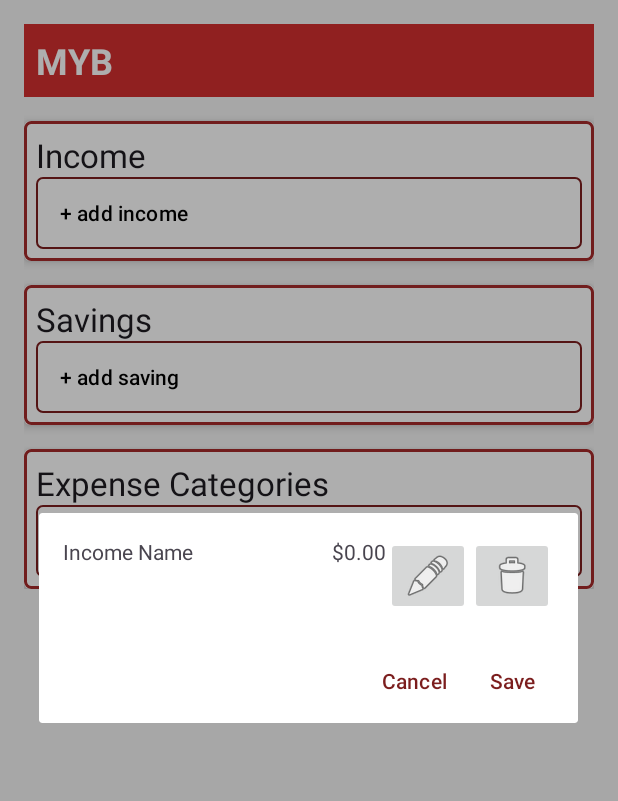
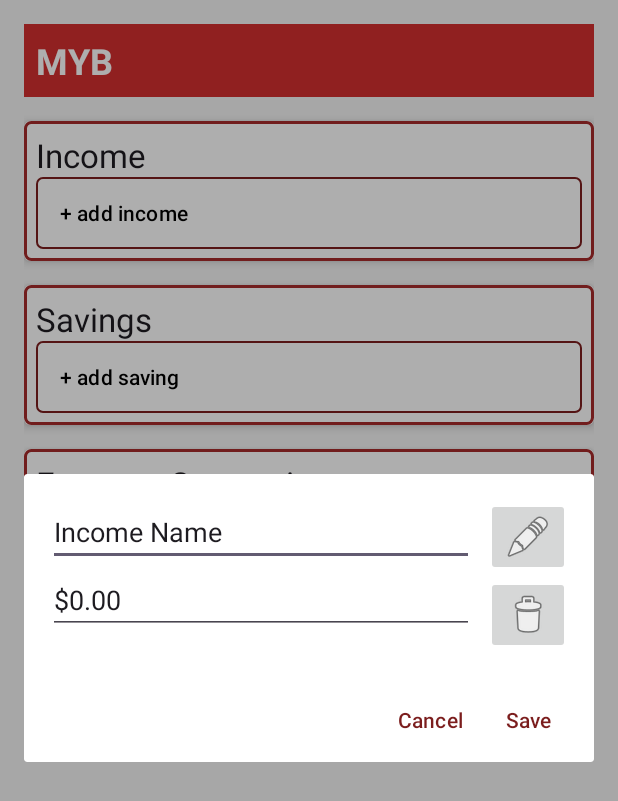
Before and after one commit to Rednigo/MYBMobile, an Android app: the screen it shows after launch (MainActivity), after a tap on "+ add income", on a phone screen of 412 x 824 dp. Shown: the top 801 px of the screen. Run offline under Robolectric (Android 15) with nearby library versions, the phone set to English and light mode, and no system bars.

Commit message:
updated some layouts, adapters and main activity

```diff
--- a/MYB/app/src/main/java/com/example/myb/adapters/ExpenseCategoryAdapter.kt
+++ b/MYB/app/src/main/java/com/example/myb/adapters/ExpenseCategoryAdapter.kt
@@ -1,6 +1,7 @@
 import android.view.LayoutInflater
 import android.view.View
 import android.view.ViewGroup
+import android.widget.Button
 import android.widget.ImageButton
 import android.widget.TextView
 import androidx.recyclerview.widget.LinearLayoutManager
@@ -13,7 +14,7 @@ import com.example.myb.R
 class ExpenseCategoryAdapter(
     private var categories: List<ExpenseCategory>,
     private val activity: MainActivity,
-    private val fetchExpensesForCategory: (Int, ExpenseAdapter) -> Unit  // Changed to handle async properly
+    private val fetchExpensesForCategory: (Int, ExpenseAdapter) -> Unit
 ) : RecyclerView.Adapter<ExpenseCategoryAdapter.CategoryViewHolder>() {
 
     class CategoryViewHolder(view: View, val adapter: ExpenseAdapter) : RecyclerView.ViewHolder(view) {
@@ -22,12 +23,14 @@ class ExpenseCategoryAdapter(
         val expensesRecyclerView: RecyclerView = view.findViewById(R.id.expensesRecyclerView)
         val editButton: ImageButton = view.findViewById(R.id.buttonEditCategory)
         val deleteButton: ImageButton = view.findViewById(R.id.buttonDeleteCategory)
+        val addButton: Button = view.findViewById(R.id.buttonAddExpense)
 
         init {
             expensesRecyclerView.adapter = adapter
             expensesRecyclerView.layoutManager = LinearLayoutManager(view.context)
         }
     }
+
 
     override fun onCreateViewHolder(parent: ViewGroup, viewType: Int): CategoryViewHolder {
         val view = LayoutInflater.from(parent.context).inflate(R.layout.item_expense_category, parent, false)
@@ -48,12 +51,15 @@ class ExpenseCategoryAdapter(
         holder.categoryNameTextView.text = category.CategoryName
         holder.categoryBudgetTextView.text = String.format("Budget: $%.2f", category.Amount)
 
-        // Fetch and update expenses asynchronously
         fetchExpensesForCategory(category.id, holder.adapter)
 
         holder.editButton.setOnClickListener { activity.showCategoryDialog(category) }
         holder.deleteButton.setOnClickListener {
             activity.expenseCategoryNetworkManager.deleteExpenseCategory(category.id)
+        }
+        holder.addButton.setOnClickListener {
+            // This will open a dialog to add a new expense for this category
+            activity.showExpenseDialog(null) // Assume Expense has a constructor taking categoryId
         }
     }
 
--- a/MYB/app/src/main/java/com/example/myb/requests/ExpenseCategoryNetworkManager.kt
+++ b/MYB/app/src/main/java/com/example/myb/requests/ExpenseCategoryNetworkManager.kt
@@ -81,7 +81,7 @@ class ExpenseCategoryNetworkManager(private val uiUpdater: UIUpdater) {
     fun updateExpenseCategory(categoryId: Int, newName: String?, newAmount: Float?) {
         Thread {
             try {
-                val url = URL("$baseUrl/expense-categories/$categoryId")
+                val url = URL("$baseUrl/expense-categories?category_id=$categoryId")
                 val connection = url.openConnection() as HttpURLConnection
                 connection.requestMethod = "PUT"
                 connection.doOutput = true
@@ -121,7 +121,7 @@ class ExpenseCategoryNetworkManager(private val uiUpdater: UIUpdater) {
     fun deleteExpenseCategory(categoryId: Int) {
         Thread {
             try {
-                val url = URL("$baseUrl/expense-categories/$categoryId")
+                val url = URL("$baseUrl/expense-categories?category_id=$categoryId")
                 val connection = url.openConnection() as HttpURLConnection
                 connection.requestMethod = "DELETE"
 
--- a/MYB/app/src/main/java/com/example/myb/requests/IncomeNetworkManager.kt
+++ b/MYB/app/src/main/java/com/example/myb/requests/IncomeNetworkManager.kt
@@ -39,7 +39,7 @@ class IncomeNetworkManager(private val uiUpdater: UIUpdater) {
     fun createIncome(incomeName: String, amount: Float, userId: Int) {
         Thread {
             try {
-                val url = URL("$baseUrl/create")
+                val url = URL("$baseUrl/incomes")
                 val connection = url.openConnection() as HttpURLConnection
                 connection.requestMethod = "POST"
                 connection.doOutput = true
@@ -80,7 +80,7 @@ class IncomeNetworkManager(private val uiUpdater: UIUpdater) {
     fun updateIncome(incomeId: Int, newName: String?, newAmount: Float?) {
         Thread {
             try {
-                val url = URL("$baseUrl/update/$incomeId")
+                val url = URL("$baseUrl/incomes?income_id=$incomeId")
                 val connection = url.openConnection() as HttpURLConnection
                 connection.requestMethod = "PUT"
                 connection.doOutput = true
@@ -120,7 +120,7 @@ class IncomeNetworkManager(private val uiUpdater: UIUpdater) {
     fun deleteIncome(incomeId: Int) {
         Thread {
             try {
-                val url = URL("$baseUrl/delete/$incomeId")
+                val url = URL("$baseUrl/incomes?income_id=$incomeId")
                 val connection = url.openConnection() as HttpURLConnection
                 connection.requestMethod = "DELETE"
 
--- a/MYB/app/src/main/java/com/example/myb/requests/SavingsNetworkManager.kt
+++ b/MYB/app/src/main/java/com/example/myb/requests/SavingsNetworkManager.kt
@@ -39,7 +39,7 @@ class SavingsNetworkManager(private val uiUpdater: UIUpdater) {
     fun createSavings(savingsName: String, amount: Float, userId: Int) {
         Thread {
             try {
-                val url = URL("$baseUrl/create")
+                val url = URL("$baseUrl/savings")
                 val connection = url.openConnection() as HttpURLConnection
                 connection.requestMethod = "POST"
                 connection.doOutput = true
@@ -80,7 +80,7 @@ class SavingsNetworkManager(private val uiUpdater: UIUpdater) {
     fun updateSavings(savingsId: Int, newName: String?, newAmount: Float?) {
         Thread {
             try {
-                val url = URL("$baseUrl/update/$savingsId")
+                val url = URL("$baseUrl/savings?savings_id=$savingsId")
                 val connection = url.openConnection() as HttpURLConnection
                 connection.requestMethod = "PUT"
                 connection.doOutput = true
@@ -120,7 +120,7 @@ class SavingsNetworkManager(private val uiUpdater: UIUpdater) {
     fun deleteSavings(savingsId: Int) {
         Thread {
             try {
-                val url = URL("$baseUrl/delete/$savingsId")
+                val url = URL("$baseUrl/savings?savings_id=$savingsId")
                 val connection = url.openConnection() as HttpURLConnection
                 connection.requestMethod = "DELETE"
 
--- a/MYB/app/src/main/res/layout/item_expense.xml
+++ b/MYB/app/src/main/res/layout/item_expense.xml
@@ -7,7 +7,7 @@
     android:padding="16dp">
 
     <!-- Expense Name -->
-    <TextView
+    <EditText
         android:id="@+id/textViewExpenseName"
         android:layout_width="0dp"
         android:layout_height="wrap_content"
@@ -21,7 +21,7 @@
 
 
     <!-- Expense Amount -->
-    <TextView
+    <EditText
         android:id="@+id/textViewExpenseAmount"
         android:layout_width="0dp"
         android:layout_height="wrap_content"
--- a/MYB/app/src/main/res/layout/item_income.xml
+++ b/MYB/app/src/main/res/layout/item_income.xml
@@ -1,32 +1,44 @@
 <?xml version="1.0" encoding="utf-8"?>
-<LinearLayout xmlns:android="http://schemas.android.com/apk/res/android"
+<RelativeLayout xmlns:android="http://schemas.android.com/apk/res/android"
     android:layout_width="match_parent"
     android:layout_height="wrap_content"
-    android:orientation="horizontal"
     android:padding="16dp">
 
-    <TextView
+    <!-- Income Name EditText -->
+    <EditText
         android:id="@+id/income_name_text_view"
-        android:layout_width="0dp"
+        android:layout_width="match_parent"
         android:layout_height="wrap_content"
-        android:layout_weight="1"
+        android:textSize="18sp"
+        android:layout_toStartOf="@+id/edit_income_button"
+        android:layout_marginEnd="8dp"
         android:text="Income Name" />
 
-    <TextView
+    <!-- Amount EditText -->
+    <EditText
         android:id="@+id/amount_text_view"
-        android:layout_width="wrap_content"
+        android:layout_width="match_parent"
         android:layout_height="wrap_content"
+        android:layout_toStartOf="@+id/edit_income_button"
+        android:layout_marginEnd="8dp"
+        android:layout_below="@id/income_name_text_view"
         android:text="$0.00" />
 
+    <!-- Edit Button -->
     <ImageButton
         android:id="@+id/edit_income_button"
         android:layout_width="wrap_content"
         android:layout_height="wrap_content"
+        android:layout_alignParentEnd="true"
+        android:layout_alignTop="@id/income_name_text_view"
         android:src="@android:drawable/ic_menu_edit" />
 
+    <!-- Delete Button -->
     <ImageButton
         android:id="@+id/delete_income_button"
         android:layout_width="wrap_content"
         android:layout_height="wrap_content"
+        android:layout_alignParentEnd="true"
+        android:layout_below="@id/edit_income_button"
         android:src="@android:drawable/ic_menu_delete" />
-</LinearLayout>
+</RelativeLayout>
```
Also changed, not shown: MYB/app/src/main/java/com/example/myb/MainActivity.kt (+11 -4 lines), MYB/app/src/main/java/com/example/myb/requests/ExpenseNetworkManager.kt (+4 -4 lines), MYB/app/src/main/res/layout/item_expense_category.xml (+16 -1 lines), MYB/app/src/main/res/layout/item_savings.xml (+12 -10 lines).
